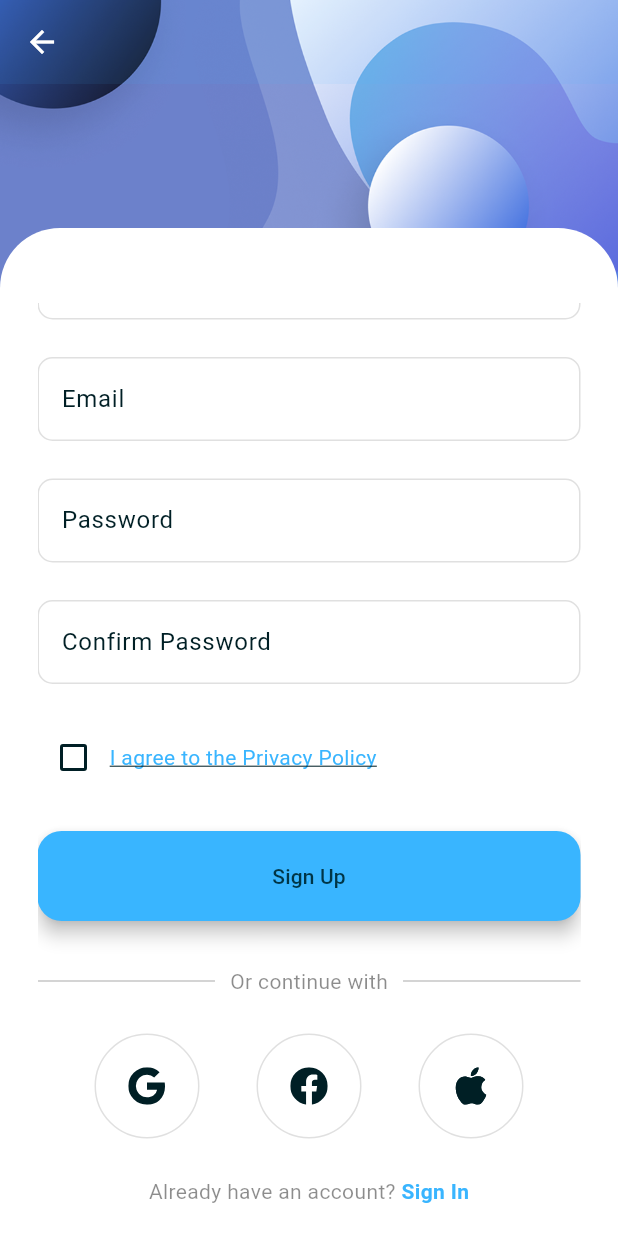
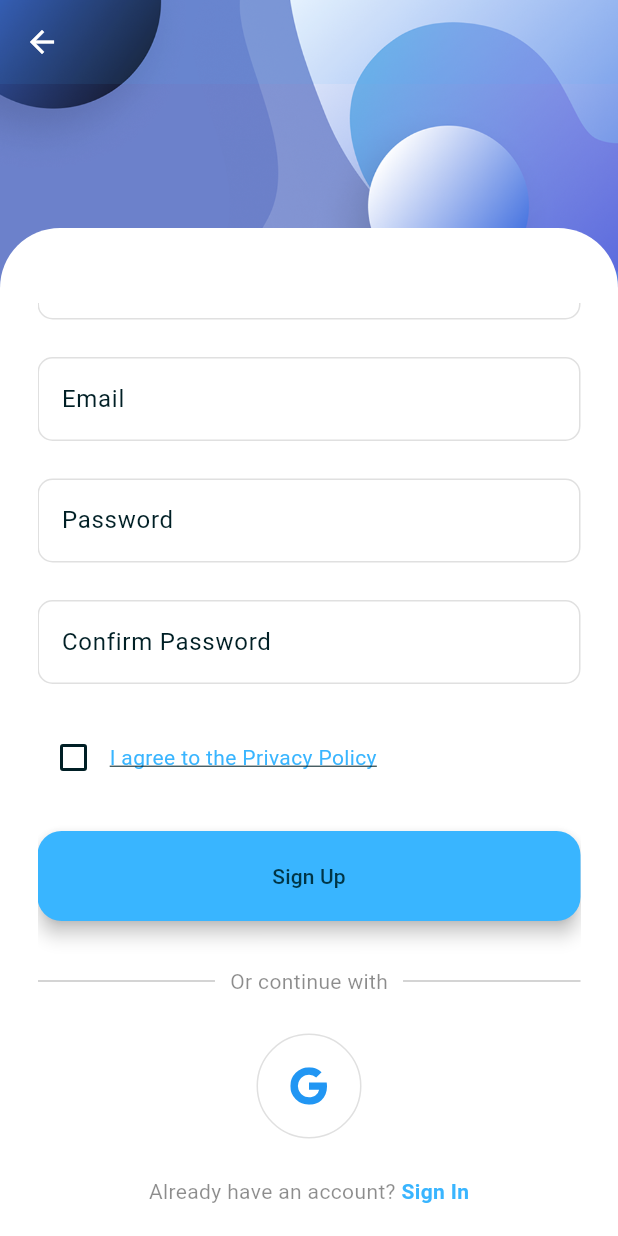
Before and after one commit to TUSHAR91316/Konvert, a Flutter app: the SignUpScreen screen opened directly, scrolled down 128 dp, on a phone screen of 412 x 824 dp. Run offline on Flutter 3.47's test engine with Material 3 defaults, Android fonts, the phone set to English and light mode, and no system bars; our stand-ins replace dio, file_picker, firebase_auth, firebase_core, flutter_animate, flutter_secure_storage and 4 more; accounts and stored records are empty.

Commit message:
Remove Facebook and Apple sign-in support
Removed Facebook and Apple authentication options from the sign-in and sign-up screens. Cleaned up related dependencies in pubspec.yaml and pubspec.lock, and updated plugin registration for macOS. Only Google sign-in remains available for social authentication.

```diff
--- a/lib/screens/signup_screen.dart
+++ b/lib/screens/signup_screen.dart
@@ -251,7 +251,7 @@ class _SignUpScreenState extends State<SignUpScreen> {
                       ),
                       const SizedBox(height: 25.0),
                       Row(
-                        mainAxisAlignment: MainAxisAlignment.spaceEvenly,
+                        mainAxisAlignment: MainAxisAlignment.center,
                         children: [
                           Container(
                             padding: const EdgeInsets.all(10),
@@ -260,30 +260,16 @@ class _SignUpScreenState extends State<SignUpScreen> {
                               border: Border.all(color: Colors.black12),
                             ),
                             child: IconButton(
-                              onPressed: () {},
-                              icon: Icon(Bootstrap.google, size: 25),
-                            ),
-                          ),
-                          Container(
-                            padding: const EdgeInsets.all(10),
-                            decoration: BoxDecoration(
-                              shape: BoxShape.circle,
-                              border: Border.all(color: Colors.black12),
-                            ),
-                            child: IconButton(
-                              onPressed: () {},
-                              icon: Icon(Bootstrap.facebook, size: 25),
-                            ),
-                          ),
-                          Container(
-                            padding: const EdgeInsets.all(10),
-                            decoration: BoxDecoration(
-                              shape: BoxShape.circle,
-                              border: Border.all(color: Colors.black12),
-                            ),
-                            child: IconButton(
-                              onPressed: () {},
-                              icon: Icon(Bootstrap.apple, size: 25),
+                              onPressed: () async {
+                                final user = await _auth.signInWithGoogle();
+                                if (user != null && context.mounted) {
+                                  Navigator.pushReplacement(
+                                    context,
+                                    MaterialPageRoute(builder: (context) => const SignInScreen()), // Or Home, but SignUp usually redirects to SignIn or Home. Logic says SignInScreen.
+                                  );
+                                }
+                              },
+                              icon: Icon(Bootstrap.google, size: 25, color: Colors.blue),
                             ),
                           ),
                         ],
--- a/pubspec.yaml
+++ b/pubspec.yaml
@@ -34,8 +34,6 @@ dependencies:
   firebase_auth: ^6.1.0
   cloud_firestore: ^6.0.2
   google_sign_in: ^6.2.2
-  flutter_facebook_auth: ^7.1.0
-  sign_in_with_apple: ^7.0.1
 
 
   # The following adds the Cupertino Icons font to your application.
@@ -43,8 +41,6 @@ dependencies:
   cupertino_icons: ^1.0.8
   icons_plus: ^5.0.0
   font_awesome_flutter: ^10.7.0
-  docx_template: ^0.4.0
-  html_to_pdf: ^0.8.1
   dio: ^5.9.0
   flutter_secure_storage: ^9.2.4
   file_picker: ^10.3.7
```
Also changed, not shown: lib/screens/signin_screen.dart (+2 -16 lines), pubspec.lock, 1 other file.
